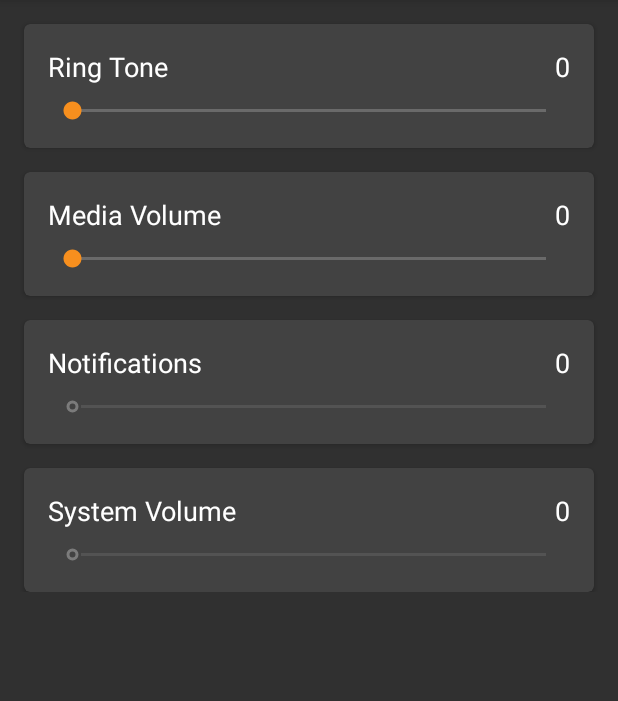
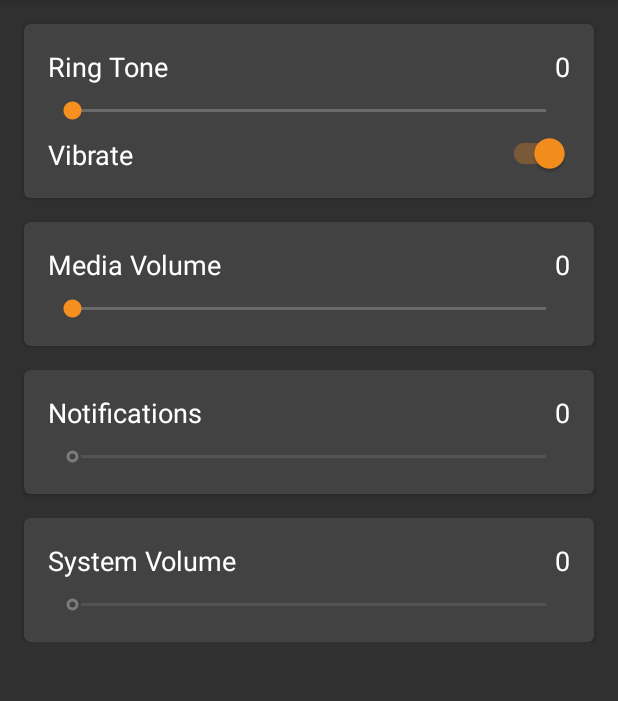
Before and after one commit to cmpickle/Volumize, an Android app: the screen it shows after launch (VolumeAdjustActivity), on a phone screen of 412 x 824 dp, the part 84-785 px from its top. Run offline under Robolectric (Android 15) with nearby library versions, the phone set to English and light mode, and no system bars; our stand-ins replace ButterKnife, Dagger/Hilt's generated code; libraries missing offline, so code that uses them is left out: com.crashlytics.android, com.facebook.stetho, com.hannesdorfmann.fragmentargs, com.raizlabs.android, com.squareup.leakcanary and 1 more; 13 statements that could not run were skipped.

Commit message:
Vibration adjustment control added to VolumeAdjust page and ScheduleEvents

```diff
--- a/app/src/main/java/com/cmpickle/volumize/data/dto/ScheduleEventInfo.java
+++ b/app/src/main/java/com/cmpickle/volumize/data/dto/ScheduleEventInfo.java
@@ -37,7 +37,7 @@ public class ScheduleEventInfo implements Serializable {
         id = scheduleEvent.getId();
         option = scheduleEvent.getOption();
         amount = scheduleEvent.getAmount();
-        vibrate = scheduleEvent.isVibrate();
+        vibrate = amount != 0 || scheduleEvent.isVibrate();
         days = scheduleEvent.getDays();
         hour = scheduleEvent.getHour();
         minute = scheduleEvent.getMinute();
@@ -49,7 +49,7 @@ public class ScheduleEventInfo implements Serializable {
         id = eventInfo.getId();
         option = eventInfo.getOption();
         amount = eventInfo.getAmount();
-        vibrate = eventInfo.isVibrate();
+        vibrate = amount != 0 || eventInfo.isVibrate();
         days = eventInfo.getDays();
         hour = eventInfo.getHour();
         minute = eventInfo.getMinute();
@@ -86,7 +86,7 @@ public class ScheduleEventInfo implements Serializable {
     }
 
     public void setVibrate(boolean vibrate) {
-        this.vibrate = vibrate;
+        this.vibrate = amount != 0 || vibrate;
     }
 
     public int getDays() {
--- a/app/src/main/java/com/cmpickle/volumize/data/receivers/AlarmManagerBroadcastReceiver.java
+++ b/app/src/main/java/com/cmpickle/volumize/data/receivers/AlarmManagerBroadcastReceiver.java
@@ -29,13 +29,13 @@ public class AlarmManagerBroadcastReceiver extends BroadcastReceiver {
             Log.d("AlarmReceiver", "The volume is now " + amount);
             switch (intent.getIntExtra(VolumeService.OPTION, 0)) {
                 case VolumeService.ALL:
-                    volumeService.setRingToneVolume(amount);
+                    volumeService.setRingToneVolume(amount, intent.getBooleanExtra(VolumeService.VIBRATE, true));
                     volumeService.setNotificationVolume(amount);
                     volumeService.setMediaVolume(amount);
                     volumeService.setSystemVolume(amount);
                     break;
                 case VolumeService.RING_TONE:
-                    volumeService.setRingToneVolume(amount);
+                    volumeService.setRingToneVolume(amount, intent.getBooleanExtra(VolumeService.VIBRATE, true));
                     break;
                 case VolumeService.MEDIA:
                     volumeService.setMediaVolume(amount);
--- a/app/src/main/java/com/cmpickle/volumize/domain/EventPendingIntentService.java
+++ b/app/src/main/java/com/cmpickle/volumize/domain/EventPendingIntentService.java
@@ -49,7 +49,6 @@ public class EventPendingIntentService {
         intent.putExtra(VolumeService.AMOUNT, eventInfo.getAmount());
         intent.putExtra(VolumeService.VIBRATE, eventInfo.isVibrate());
         intent.putExtra(VolumeService.REPEAT_WEEKLY, eventInfo.isRepeatWeekly());
-//        intent.putExtra(VolumeService.DAYS, eventInfo.getDays());
         intent.putExtra(VolumeService.ACTIVE, eventInfo.isActive());
         DateTime dateTime = new DateTime();
         DateTime alarmTime = dateTime.withHourOfDay(eventInfo.getHour()).withMinuteOfHour(eventInfo.getMinute()).withSecondOfMinute(0).withMillisOfSecond(0);
--- a/app/src/main/java/com/cmpickle/volumize/domain/VolumeService.java
+++ b/app/src/main/java/com/cmpickle/volumize/domain/VolumeService.java
@@ -81,11 +81,19 @@ public class VolumeService extends IntentFilter {
         return audioManager.getStreamVolume(AudioManager.STREAM_SYSTEM);
     }
 
-    public void setRingToneVolume(int level) {
+    public boolean isSilentMode() {
+        return audioManager.getRingerMode() == AudioManager.RINGER_MODE_SILENT;
+    }
+
+    public void setRingToneVolume(int level, boolean vibrate) {
         if(preferences.getDisplayVolumeRestoreDialog() && level == 0) {
             preferences.setPrefPauseVolumeRestoreDialog(true);
         }
-        audioManager.setStreamVolume(AudioManager.STREAM_RING, level, AudioManager.FLAG_PLAY_SOUND);
+        if(vibrate) {
+            audioManager.setStreamVolume(AudioManager.STREAM_RING, level, AudioManager.FLAG_PLAY_SOUND);
+        } else {
+            audioManager.setRingerMode(AudioManager.RINGER_MODE_SILENT);
+        }
     }
 
     public void setMediaVolume(int level) {
--- a/app/src/main/java/com/cmpickle/volumize/view/adapter/ScheduleEventAdapter.java
+++ b/app/src/main/java/com/cmpickle/volumize/view/adapter/ScheduleEventAdapter.java
@@ -146,7 +146,7 @@ public class ScheduleEventAdapter extends RecyclerView.Adapter<ScheduleEventAdap
                     break;
             }
             tvScheduleItemType.setText(type);
-            if(event.isVibrate()) {
+            if(event.getAmount() != 0 || event.isVibrate()) {
                 ivStartVibrate.setVisibility(View.VISIBLE);
                 ivEndVibrate.setVisibility(View.VISIBLE);
             } else {
--- a/app/src/main/java/com/cmpickle/volumize/view/schedule/edit/EditScheduleFragment.java
+++ b/app/src/main/java/com/cmpickle/volumize/view/schedule/edit/EditScheduleFragment.java
@@ -92,6 +92,9 @@ public class EditScheduleFragment extends EditFragment implements EditScheduleVi
     @BindView(R.id.tv_edit_schedule_delete)
     TextView tvEditScheduleDelete;
 
+    @BindView(R.id.vibrate_layout)
+    RelativeLayout vibrateLayout;
+
     public EditScheduleFragment() {
         Injector.get().inject(this);
     }
@@ -170,8 +173,10 @@ public class EditScheduleFragment extends EditFragment implements EditScheduleVi
     public void updateMuteView() {
         if(switchMute.isChecked()) {
             volumeLayout.setVisibility(View.GONE);
+            vibrateLayout.setVisibility(View.VISIBLE);
         } else {
             volumeLayout.setVisibility(View.VISIBLE);
+            vibrateLayout.setVisibility(View.GONE);
         }
     }
 
--- a/app/src/main/java/com/cmpickle/volumize/view/volumeadjust/VolumeAdjustFragment.java
+++ b/app/src/main/java/com/cmpickle/volumize/view/volumeadjust/VolumeAdjustFragment.java
@@ -4,6 +4,7 @@ import android.os.Bundle;
 import android.os.Handler;
 import android.provider.Settings;
 import android.support.annotation.Nullable;
+import android.support.v7.widget.SwitchCompat;
 import android.view.LayoutInflater;
 import android.view.View;
 import android.view.ViewGroup;
@@ -20,6 +21,7 @@ import com.cmpickle.volumize.view.adapter.OnSeekBarChangedAdapter;
 import javax.inject.Inject;
 
 import butterknife.BindView;
+import butterknife.OnClick;
 
 /**
  * @author Cameron Pickle
@@ -49,6 +51,9 @@ public class VolumeAdjustFragment extends BaseFragment implements VolumeAdjustVi
     SeekBar seekBarNotifications;
     @BindView(R.id.seek_bar_system_volume)
     SeekBar seekBarSystemVolume;
+
+    @BindView(R.id.switch_vibrate_adjust)
+    SwitchCompat switchVibrate;
 
     public VolumeAdjustFragment() {
         Injector.get().inject(this);
@@ -175,11 +180,18 @@ public class VolumeAdjustFragment extends BaseFragment implements VolumeAdjustVi
     }
 
     @Override
+    public void setVibrateSwitchCurrentValue(boolean currentValue) {
+        if(switchVibrate != null)
+            switchVibrate.setChecked(currentValue);
+    }
+
+    @Override
     public void setRingerMuteView() {
         tvNotificationsAmount.setEnabled(false);
         seekBarNotifications.setEnabled(false);
         tvSystemVolumeAmount.setEnabled(false);
         seekBarSystemVolume.setEnabled(false);
+        switchVibrate.setEnabled(true);
     }
 
     @Override
@@ -188,10 +200,17 @@ public class VolumeAdjustFragment extends BaseFragment implements VolumeAdjustVi
         seekBarNotifications.setEnabled(true);
         tvSystemVolumeAmount.setEnabled(true);
         seekBarSystemVolume.setEnabled(true);
+        switchVibrate.setChecked(true);
+        switchVibrate.setEnabled(false);
     }
 
     @Override
     public boolean isMutedView() {
         return !tvNotificationsAmount.isEnabled() && !tvSystemVolumeAmount.isEnabled();
     }
+
+    @OnClick(R.id.switch_vibrate_adjust)
+    public void onVibrateSwitch() {
+        volumeAdjustPresenter.onVibrateSwitch(switchVibrate.isChecked());
+    }
 }
--- a/app/src/main/java/com/cmpickle/volumize/view/volumeadjust/VolumeAdjustView.java
+++ b/app/src/main/java/com/cmpickle/volumize/view/volumeadjust/VolumeAdjustView.java
@@ -31,6 +31,8 @@ public interface VolumeAdjustView {
 
     void setSystemVolumeSeekBarCurrentValue(int currentValue);
 
+    void setVibrateSwitchCurrentValue(boolean currentValue);
+
     void setRingerMuteView();
 
     void setRingerUnmutedView();
--- a/app/src/main/res/layout/fragment_edit_schedule.xml
+++ b/app/src/main/res/layout/fragment_edit_schedule.xml
@@ -212,8 +212,10 @@
         </RelativeLayout>
 
         <RelativeLayout
+            android:id="@+id/vibrate_layout"
             android:layout_width="match_parent"
             android:layout_height="wrap_content"
+            android:visibility="gone"
             android:padding="@dimen/element_padding">
 
             <TextView
--- a/app/src/main/res/layout/fragment_volume_adjust.xml
+++ b/app/src/main/res/layout/fragment_volume_adjust.xml
@@ -40,6 +40,7 @@
                     android:layout_below="@id/tv_ring_tone"
                     android:layout_width="match_parent"
                     android:layout_height="wrap_content"
+                    android:paddingBottom="8dp"
                     android:max="15"
                     android:progress="12" />
 
@@ -51,6 +52,23 @@
                     android:layout_alignBaseline="@id/tv_ring_tone"
                     android:textSize="@dimen/card_text_title"
                     android:text="12"/>
+
+                <TextView
+                    android:id="@+id/tv_vibrate_adjust"
+                    android:layout_width="wrap_content"
+                    android:layout_height="wrap_content"
+                    android:layout_below="@id/seek_bar_ring_tone"
+                    android:textSize="@dimen/card_text_title"
+                    android:text="@string/vibrate"/>
+
+                <android.support.v7.widget.SwitchCompat
+                    android:id="@+id/switch_vibrate_adjust"
+                    android:layout_width="wrap_content"
+                    android:layout_height="wrap_content"
+                    android:layout_alignParentEnd="true"
+                    android:layout_alignBaseline="@id/tv_vibrate_adjust"
+                    android:checked="true"
+                    android:enabled="false"/>
 
             </RelativeLayout>
 
```
Also changed, not shown: app/src/main/java/com/cmpickle/volumize/view/volumeadjust/VolumeAdjustPresenter.java (+11 -1 lines).
